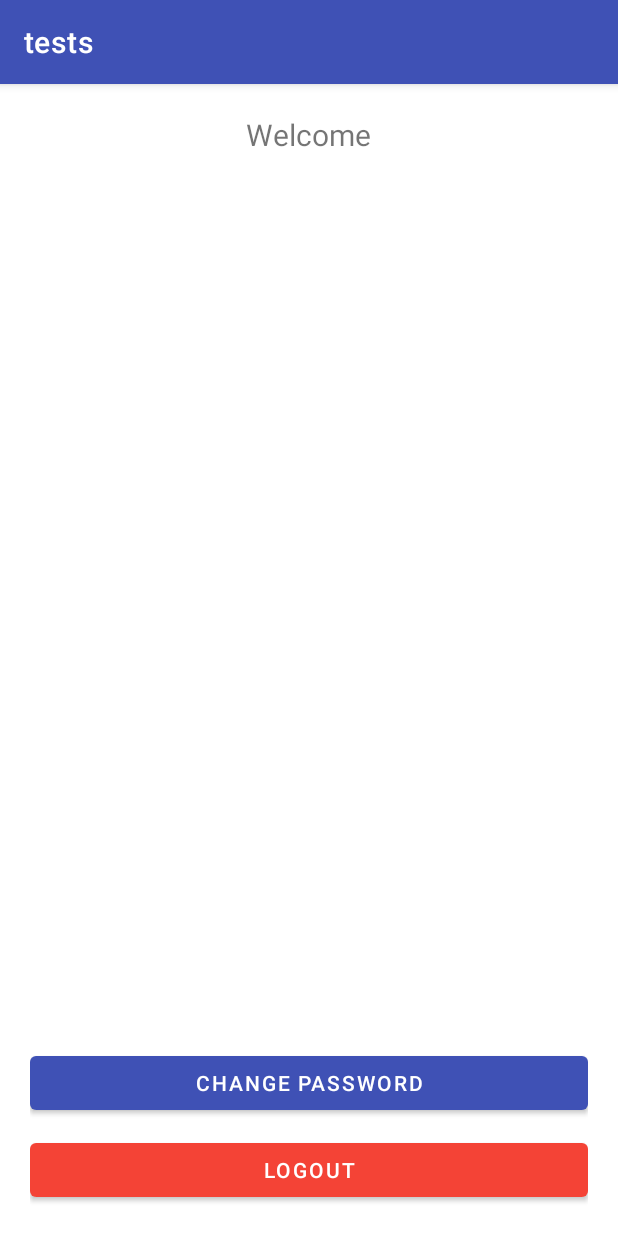
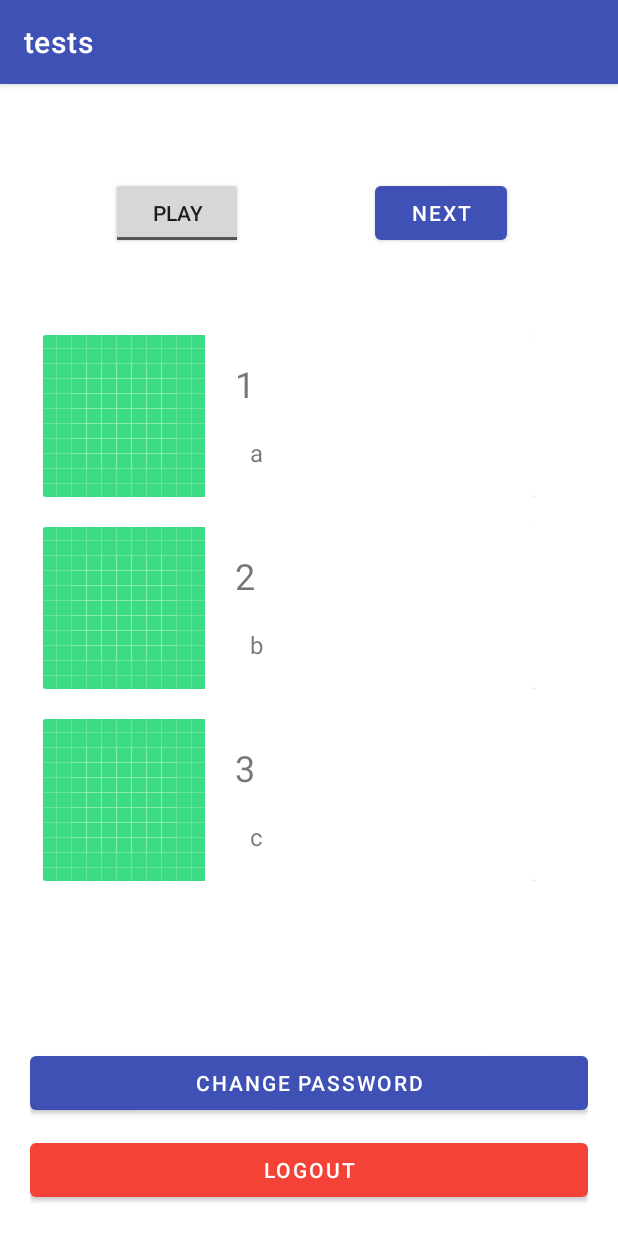
Before and after one commit to pam-param-pam/Radiowezel-Android-App, an Android app: the HomeActivity screen opened directly, with no data from a screen before it, on a phone screen of 412 x 824 dp. Run offline under Robolectric (Android 15) with nearby library versions, the phone set to English and light mode, and no system bars; our stand-ins replace Volley.

Commit message:
initial commit2

```diff
--- a/app/src/main/java/dev/pamparampam/myapplication/login/HomeActivity.java
+++ b/app/src/main/java/dev/pamparampam/myapplication/login/HomeActivity.java
@@ -1,6 +1,8 @@
 package dev.pamparampam.myapplication.login;
 
+import android.annotation.SuppressLint;
 import android.content.Intent;
+import android.content.SharedPreferences;
 import android.os.Bundle;
 import android.text.Editable;
 import android.text.TextWatcher;
@@ -8,12 +10,15 @@ import android.util.Log;
 import android.view.LayoutInflater;
 import android.view.View;
 import android.view.WindowManager;
+import android.widget.ArrayAdapter;
 import android.widget.Button;
-import android.widget.TextView;
+
 import android.widget.Toast;
 
 import androidx.appcompat.app.AlertDialog;
 import androidx.appcompat.app.AppCompatActivity;
+import androidx.recyclerview.widget.LinearLayoutManager;
+import androidx.recyclerview.widget.RecyclerView;
 
 import com.android.volley.DefaultRetryPolicy;
 import com.android.volley.Request;
@@ -29,6 +34,7 @@ import dev.pamparampam.myapplication.R;
 
 import dev.pamparampam.myapplication.login.helper.Functions;
 
+import java.util.ArrayList;
 import java.util.HashMap;
 import java.util.Map;
 import java.util.Objects;
@@ -45,30 +51,59 @@ public class HomeActivity extends AppCompatActivity {
     private MaterialButton btnChangePass, btnLogout;
 
     private HashMap<String,String> user = new HashMap<>();
-
+    private RecyclerView recyclerView;
+    @SuppressLint("MissingInflatedId")
     @Override
     protected void onCreate(Bundle savedInstanceState) {
         super.onCreate(savedInstanceState);
         setContentView(R.layout.activity_home);
 
-        TextView txtName = findViewById(R.id.name);
-        TextView txtEmail = findViewById(R.id.email);
+
         btnChangePass = findViewById(R.id.change_password);
         btnLogout = findViewById(R.id.logout);
 
 
+        recyclerView = findViewById(R.id.recycler_view);
 
-        // session manager
+        ArrayList<String> arrayList=new ArrayList<>();
+        arrayList.add("Don't care");
+        arrayList.add("Didn't ask");
+        arrayList.add("Ratio");
+        arrayList.add("Counter ratio");
+        arrayList.add("Skill issue");
+        arrayList.add("Cry about it");
+        arrayList.add("Pinged owner");
+        arrayList.add("Seethe");
+        arrayList.add("Mald");
+        arrayList.add("Fatherless");
+        arrayList.add("Stfu");
+        arrayList.add("No life");
+        arrayList.add("Touch grass");
+        arrayList.add("Cancelled");
+        arrayList.add("Denied");
+        arrayList.add("Exposed");
+        arrayList.add("Rat");
+        arrayList.add("Back pilled");
+        arrayList.add("Stay bad");
+        arrayList.add("Blocked");
+        arrayList.add("Stay mad");
+
+        ArrayAdapter<String> arrayAdapter = new ArrayAdapter<String>(
+                this,
+                android.R.layout.simple_list_item_1,
+                arrayList );
+
+
+        String s1[] = getResources().getStringArray(R.array.music_titles);
+        String s2[] = getResources().getStringArray(R.array.music_desc);
+        int images[] = {R.drawable.ic_launcher_background, R.drawable.ic_launcher_background, R.drawable.ic_launcher_background, R.drawable.ic_launcher_background};
+        MyAdapter myAdapter = new MyAdapter(this, s1, s2, images);
+        recyclerView.setAdapter(myAdapter);
+        recyclerView.setLayoutManager(new LinearLayoutManager(this));
 
 
 
-        // Fetching user details from database
-        String name = user.get("name");
-        String email = user.get("email");
 
-        // Displaying the user details on the screen
-        txtName.setText(name);
-        txtEmail.setText(email);
 
         // Hide Keyboard
         getWindow().setSoftInputMode(WindowManager.LayoutParams.SOFT_INPUT_STATE_ALWAYS_HIDDEN);
@@ -146,6 +181,13 @@ public class HomeActivity extends AppCompatActivity {
     }
 
     private void logoutUser() {
+        SharedPreferences sp = getSharedPreferences("login",MODE_PRIVATE);
+
+        sp.edit().putBoolean("logged",false).apply();
+
+        Intent switchActivityIntent = new Intent(this, LoginActivity.class);
+        finish();
+        startActivity(switchActivityIntent);
 
     }
 
--- a/app/src/main/java/dev/pamparampam/myapplication/login/LoginActivity.java
+++ b/app/src/main/java/dev/pamparampam/myapplication/login/LoginActivity.java
@@ -2,6 +2,7 @@ package dev.pamparampam.myapplication.login;
 
 import android.annotation.SuppressLint;
 import android.content.Intent;
+import android.content.SharedPreferences;
 import android.os.Bundle;
 import android.text.Editable;
 import android.text.TextWatcher;
@@ -48,11 +49,22 @@ public class LoginActivity extends AppCompatActivity {
 
     private MaterialButton btnLogin, btnLinkToRegister, btnForgotPass;
     private TextInputLayout inputEmail, inputPassword;
+    SharedPreferences sp;
 
 
     @Override
     protected void onCreate(Bundle savedInstanceState) {
         super.onCreate(savedInstanceState);
+        sp = getSharedPreferences("login",MODE_PRIVATE);
+
+        if(sp.getBoolean("logged",false)){
+
+
+            Intent switchActivityIntent = new Intent(this, HomeActivity.class);
+            startActivity(switchActivityIntent);
+        }
+        else {
+
             setContentView(R.layout.activity_login);
 
             inputEmail = findViewById(R.id.edit_email);
@@ -62,6 +74,8 @@ public class LoginActivity extends AppCompatActivity {
             btnForgotPass = findViewById(R.id.button_reset);
 
             init();
+        }
+
     }
 
     private void init() {
@@ -155,6 +169,9 @@ public class LoginActivity extends AppCompatActivity {
 
 
         showDialog("Logging in ...");
+
+        sp.edit().putBoolean("logged",true).apply();
+
         Intent switchActivityIntent = new Intent(this, HomeActivity.class);
         hideDialog();
         finish();
--- /dev/null
+++ b/app/src/main/java/dev/pamparampam/myapplication/login/MyAdapter.java
@@ -0,0 +1,62 @@
+package dev.pamparampam.myapplication.login;
+
+import android.content.Context;
+import android.view.LayoutInflater;
+import android.view.View;
+import android.view.ViewGroup;
+import android.widget.ImageView;
+import android.widget.TextView;
+
+import androidx.annotation.NonNull;
+import androidx.recyclerview.widget.RecyclerView;
+
+import dev.pamparampam.myapplication.R;
+
+public class MyAdapter extends RecyclerView.Adapter<MyAdapter.MyViewHolder> {
+    String data1[], data2[];
+    int img[];
+    Context context;
+
+    public MyAdapter(Context ct, String s1[], String s2[], int images[]) {
+        data1 = s1;
+        data2 = s2;
+        context = ct;
+        img = images;
+    }
+
+    @NonNull
+    @Override
+    public MyAdapter.MyViewHolder onCreateViewHolder(@NonNull ViewGroup parent, int viewType) {
+        LayoutInflater inflater = LayoutInflater.from(context);
+        View view = inflater.inflate(R.layout.my_row, parent, false);
+        return new MyViewHolder(view);
+    }
+
+    @Override
+    public void onBindViewHolder(@NonNull MyAdapter.MyViewHolder holder, int position) {
+        holder.myText1.setText(data1[position]);
+        holder.myText2.setText(data2[position]);
+        holder.myImage.setImageResource(img[position]);
+    }
+
+    @Override
+    public int getItemCount() {
+        return data1.length;
+    }
+
+    public class MyViewHolder extends RecyclerView.ViewHolder {
+
+        TextView myText1, myText2;
+        ImageView myImage;
+
+        public MyViewHolder(@NonNull View itemView) {
+            super(itemView);
+            myText1 = itemView.findViewById(R.id.music_titles);
+            myText2 = itemView.findViewById(R.id.music_desc);
+            myImage = itemView.findViewById(R.id.music_thumbnail);
+
+
+
+        }
+    }
+}
--- /dev/null
+++ b/app/src/main/java/dev/pamparampam/myapplication/login/StableArrayAdapter.java
@@ -0,0 +1,36 @@
+package dev.pamparampam.myapplication.login;
+
+
+import android.content.Context;
+import android.widget.ArrayAdapter;
+
+import java.util.HashMap;
+import java.util.List;
+
+public class StableArrayAdapter extends ArrayAdapter<String> {
+
+    final int INVALID_ID = -1;
+
+    HashMap<String, Integer> mIdMap = new HashMap<String, Integer>();
+
+    public StableArrayAdapter(Context context, int textViewResourceId, List<String> objects) {
+        super(context, textViewResourceId, objects);
+        for (int i = 0; i < objects.size(); ++i) {
+            mIdMap.put(objects.get(i), i);
+        }
+    }
+
+    @Override
+    public long getItemId(int position) {
+        if (position < 0 || position >= mIdMap.size()) {
+            return INVALID_ID;
+        }
+        String item = getItem(position);
+        return mIdMap.get(item);
+    }
+
+    @Override
+    public boolean hasStableIds() {
+        return true;
+    }
+}
--- a/app/src/main/res/layout/activity_home.xml
+++ b/app/src/main/res/layout/activity_home.xml
@@ -1,35 +1,8 @@
 <RelativeLayout xmlns:android="http://schemas.android.com/apk/res/android"
+    xmlns:app="http://schemas.android.com/apk/res-auto"
     android:layout_width="match_parent"
     android:layout_height="match_parent"
-    xmlns:app="http://schemas.android.com/apk/res-auto"
     android:layout_margin="20dp">
-
-    <LinearLayout
-        android:layout_width="match_parent"
-        android:layout_height="match_parent"
-        android:orientation="vertical"
-        android:gravity="top|center">
-
-        <TextView
-            android:layout_width="wrap_content"
-            android:layout_height="wrap_content"
-            android:text="@string/welcome"
-            android:textSize="20sp" />
-
-        <TextView
-            android:id="@+id/name"
-            android:layout_width="wrap_content"
-            android:layout_height="wrap_content"
-            android:padding="10dp"
-            android:textSize="24sp" />
-
-        <TextView
-            android:id="@+id/email"
-            android:layout_width="wrap_content"
-            android:layout_height="wrap_content"
-            android:textSize="13sp"/>
-
-    </LinearLayout>
 
     <com.google.android.material.button.MaterialButton
         android:id="@+id/change_password"
@@ -37,17 +10,47 @@
         android:layout_height="wrap_content"
         android:layout_above="@+id/logout"
         android:layout_marginBottom="10dp"
-        app:backgroundTint="@color/colorPrimary"
         android:text="@string/change_password"
-        android:textColor="@color/white"/>
+        android:textColor="@color/white"
+        app:backgroundTint="@color/colorPrimary" />
 
     <com.google.android.material.button.MaterialButton
         android:id="@+id/logout"
         android:layout_width="match_parent"
         android:layout_height="wrap_content"
         android:layout_alignParentBottom="true"
-        app:backgroundTint="#F44336"
         android:text="@string/logout"
-        android:textColor="@color/white"/>
+        android:textColor="@color/white"
+        app:backgroundTint="#F44336" />
+
+    <ToggleButton
+        android:id="@+id/toggleButton"
+        android:layout_width="wrap_content"
+        android:layout_height="wrap_content"
+        android:layout_alignParentStart="true"
+        android:layout_alignParentTop="true"
+        android:layout_marginStart="54dp"
+        android:layout_marginTop="42dp"
+        android:textOff="@string/off_text"
+        android:textOn="@string/on_text" />
+
+    <Button
+        android:id="@+id/button3"
+        android:layout_width="wrap_content"
+        android:layout_height="wrap_content"
+        android:layout_alignParentTop="true"
+        android:layout_alignParentEnd="true"
+        android:layout_marginTop="42dp"
+        android:layout_marginEnd="54dp"
+        android:text="@string/next_btn" />
+
+    <androidx.recyclerview.widget.RecyclerView
+        android:layout_width="371dp"
+        android:layout_height="383dp"
+        android:layout_alignParentStart="true"
+        android:layout_alignParentTop="true"
+        android:layout_marginStart="-1dp"
+        android:layout_marginTop="137dp"
+        android:id="@+id/recycler_view"/>
 
 </RelativeLayout>
--- /dev/null
+++ b/app/src/main/res/layout/my_row.xml
@@ -0,0 +1,52 @@
+<?xml version="1.0" encoding="utf-8"?>
+<androidx.constraintlayout.widget.ConstraintLayout xmlns:android="http://schemas.android.com/apk/res/android"
+    xmlns:app="http://schemas.android.com/apk/res-auto"
+    xmlns:tools="http://schemas.android.com/tools"
+    android:orientation="vertical"
+    android:layout_width="wrap_content"
+    android:layout_height="wrap_content"
+    android:layout_margin="10dp">
+
+    <androidx.cardview.widget.CardView
+        android:layout_width="match_parent"
+        android:layout_height="wrap_content"
+        app:layout_constraintTop_toTopOf="parent">
+
+        <androidx.constraintlayout.widget.ConstraintLayout
+            android:layout_width="match_parent"
+            android:layout_height="match_parent">
+
+            <ImageView
+                android:id="@+id/music_thumbnail"
+                android:layout_width="wrap_content"
+                android:layout_height="wrap_content"
+                app:layout_constraintStart_toStartOf="parent"
+                app:layout_constraintTop_toTopOf="parent"
+                app:layout_constraintBottom_toBottomOf="parent"
+                tools:srcCompat="@mipmap/ic_launcher"/>
+
+            <TextView
+                android:id="@+id/music_titles"
+                android:layout_width="130dp"
+                android:layout_height="35dp"
+                android:layout_marginStart="20dp"
+                android:layout_marginTop="16dp"
+                android:text="Title"
+                android:textSize="24sp"
+                app:layout_constraintStart_toEndOf="@+id/music_thumbnail"
+                app:layout_constraintTop_toTopOf="parent"/>
+
+            <TextView
+                android:id="@+id/music_desc"
+                android:layout_width="190dp"
+                android:layout_height="25dp"
+                android:layout_marginStart="10dp"
+                android:layout_marginBottom="15dp"
+                android:text="Desc"
+                android:textSize="16sp"
+                app:layout_constraintBottom_toBottomOf="parent"
+                app:layout_constraintStart_toStartOf="@+id/music_titles"/>
+        </androidx.constraintlayout.widget.ConstraintLayout>
+
+    </androidx.cardview.widget.CardView>
+</androidx.constraintlayout.widget.ConstraintLayout>
--- a/app/src/main/res/values/strings.xml
+++ b/app/src/main/res/values/strings.xml
@@ -12,4 +12,23 @@
     <string name="change_password">Change Password</string>
     <string name="old_password">Old Password</string>
     <string name="new_password">New Password</string>
+    <string name="play_pause_btn">Play</string>
+    <string name="on_text">Stop</string>
+    <string name="off_text">Play</string>
+    <string name="next_btn">Next</string>
+
+    <string-array name="music_titles">
+        <item>1</item>
+        <item>2</item>
+        <item>3</item>
+        <item>4</item>
+    </string-array>
+
+    <string-array name="music_desc">
+        <item>a</item>
+        <item>b</item>
+        <item>c</item>
+        <item>d</item>
+    </string-array>
+
 </resources>
```
Also changed, not shown: app/build.gradle (+8 -8 lines). Lines whose indentation alone changed are shown as unchanged.
